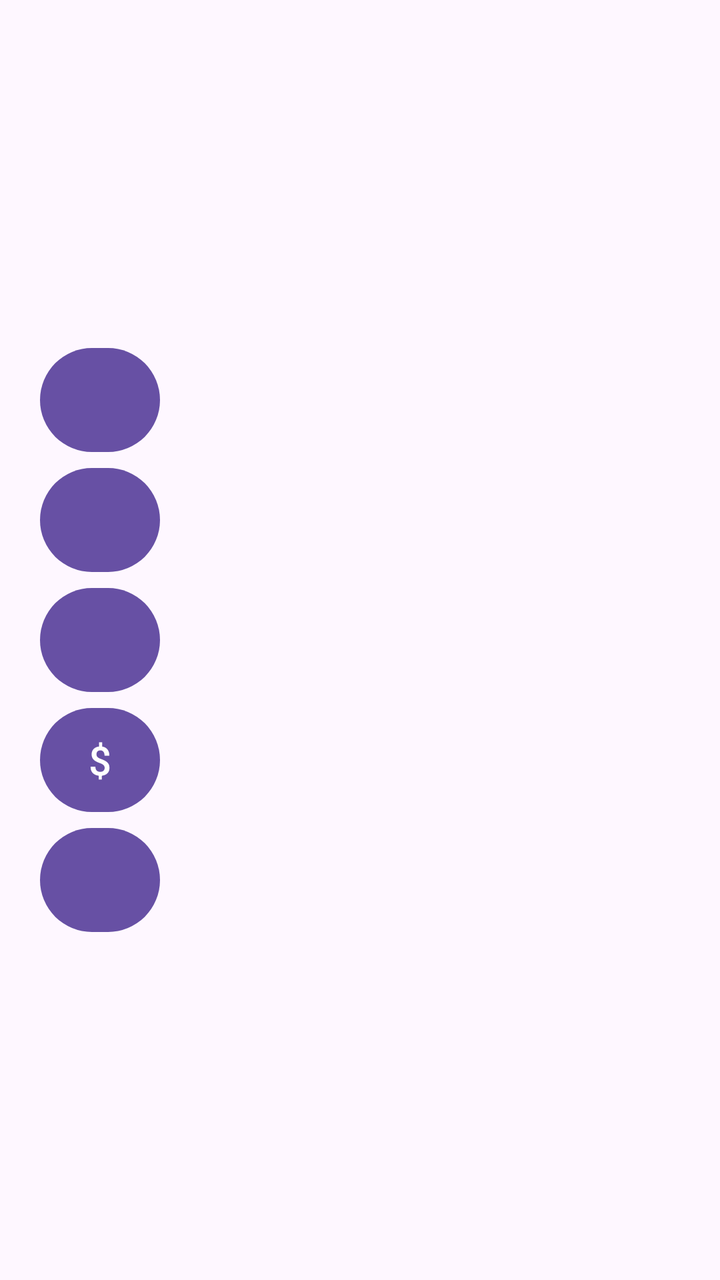
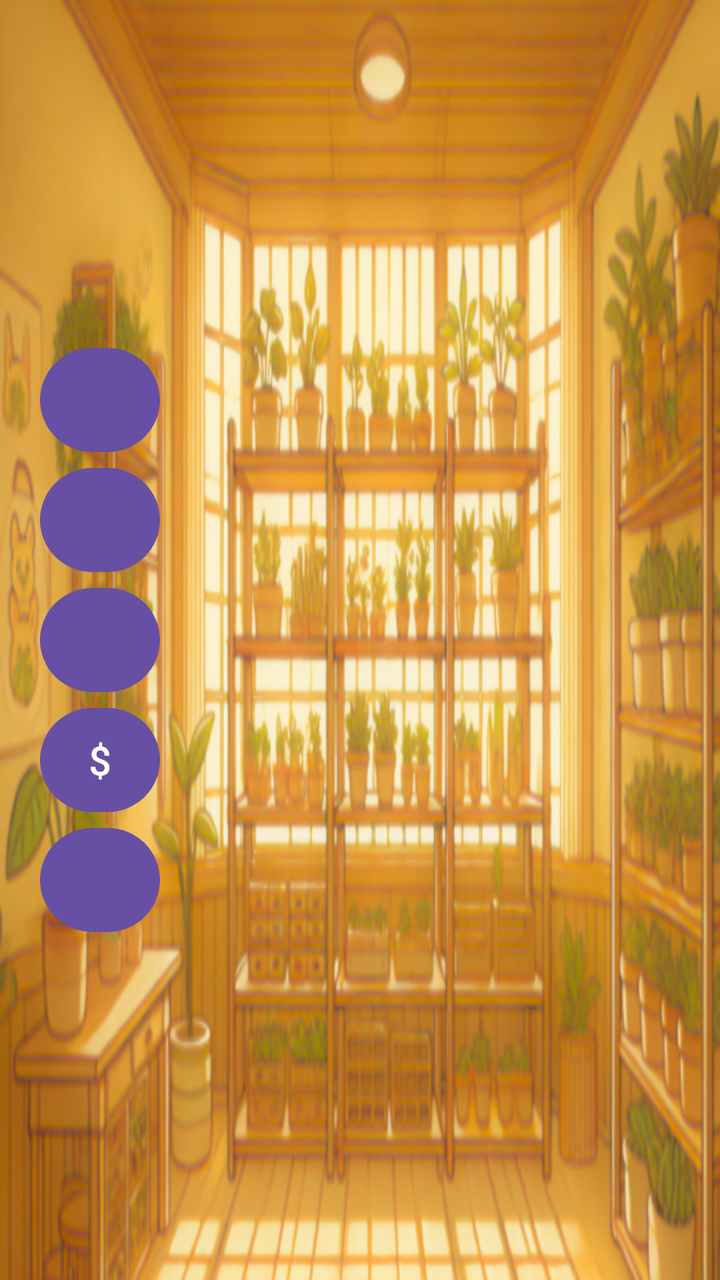

Compare the two renders of this Android layout. The source of the first and the diff that turns it into the second are given below.
<!-- AndroidManifest.xml: application theme Theme.ZenGarden -->
<!-- res/layout/root.xml -->
<androidx.constraintlayout.widget.ConstraintLayout android:layout_width="match_parent"
    android:layout_height="match_parent"
    xmlns:app="http://schemas.android.com/apk/res-auto"
    android:orientation="horizontal"
    android:id="@+id/root"
    xmlns:android="http://schemas.android.com/apk/res/android">


    <LinearLayout
        android:layout_width="wrap_content"
        android:layout_height="wrap_content"
        android:orientation="vertical"
        android:id="@+id/buttons"
        app:layout_constraintStart_toStartOf="parent"
        app:layout_constraintTop_toTopOf="parent"
        app:layout_constraintBottom_toBottomOf="parent"
        android:padding="20dp">


        <Button
            android:id="@+id/wasser_button"
            android:layout_width="60dp"
            android:layout_height="60dp"
            android:foreground="@drawable/giesskanne"/>

        <Button
            android:id="@+id/duenger_button"
            android:layout_width="60dp"
            android:layout_height="60dp"
            android:foreground="@drawable/duenger"/>

        <Button
            android:id="@+id/samen_button"
            android:layout_width="60dp"
            android:layout_height="60dp"
            android:foreground="@drawable/samen_pack"/>

        <Button
            android:id="@+id/verkaufen_button"
            android:layout_width="60dp"
            android:layout_height="60dp"
            android:text="$"
            android:textSize="20sp"/>

        <Button
            android:id="@+id/verschieben_button"
            android:layout_width="60dp"
            android:layout_height="60dp"
            android:foreground="@drawable/verschieben"/>
    </LinearLayout>

    <GridLayout
        android:layout_width="wrap_content"
        android:layout_height="wrap_content"
        android:id="@+id/gartengrid"
        android:rowCount="3"
        android:columnCount="6"
        app:layout_constraintStart_toEndOf="@id/buttons"
        app:layout_constraintEnd_toStartOf="@id/geld_button"
        app:layout_constraintTop_toTopOf="parent"
        app:layout_constraintBottom_toBottomOf="parent">
    </GridLayout>

    <TextView
        android:id="@+id/geld_button"
        android:layout_width="wrap_content"
        android:layout_height="match_parent"
        android:textSize="30sp"
        android:padding="12dp"
        android:textColor="@android:color/holo_green_dark"
        app:layout_constraintTop_toTopOf="parent"
        app:layout_constraintEnd_toEndOf="parent"
        android:minWidth="150dp"
        android:gravity="end"/>


</androidx.constraintlayout.widget.ConstraintLayout>
<!-- resources referenced by this layout -->
<resources>
  <!-- drawable duenger: png bitmap (drawable, 27959 bytes) -->
  <!-- drawable giesskanne: png bitmap (drawable, 22468 bytes) -->
  <!-- drawable samen_pack: png bitmap (drawable, 23713 bytes) -->
  <!-- drawable verschieben: png bitmap (drawable, 20286 bytes) -->
  <style name="Theme.ZenGarden" parent="Base.Theme.ZenGarden" />
  <style name="Base.Theme.ZenGarden" parent="Theme.Material3.DayNight.NoActionBar">
          
          
      </style>
</resources>

<!-- the commit's change to res/layout/root.xml (unified diff, before → after) -->
@@ -3,6 +3,7 @@
     xmlns:app="http://schemas.android.com/apk/res-auto"
     android:orientation="horizontal"
     android:id="@+id/root"
+    android:background="@drawable/hintergrund1"
     xmlns:android="http://schemas.android.com/apk/res/android">
 
 
@@ -15,6 +16,7 @@
         app:layout_constraintTop_toTopOf="parent"
         app:layout_constraintBottom_toBottomOf="parent"
         android:padding="20dp">
+
 
 
         <Button
<!-- resource entries referenced after the edit -->
@@ -2,6 +2,7 @@
 <resources>
   <!-- drawable duenger: png bitmap (drawable, 27959 bytes) -->
   <!-- drawable giesskanne: png bitmap (drawable, 22468 bytes) -->
+  <!-- drawable hintergrund1: png bitmap (drawable, 808411 bytes) -->
   <!-- drawable samen_pack: png bitmap (drawable, 23713 bytes) -->
   <!-- drawable verschieben: png bitmap (drawable, 20286 bytes) -->
   <style name="Theme.ZenGarden" parent="Base.Theme.ZenGarden" />
